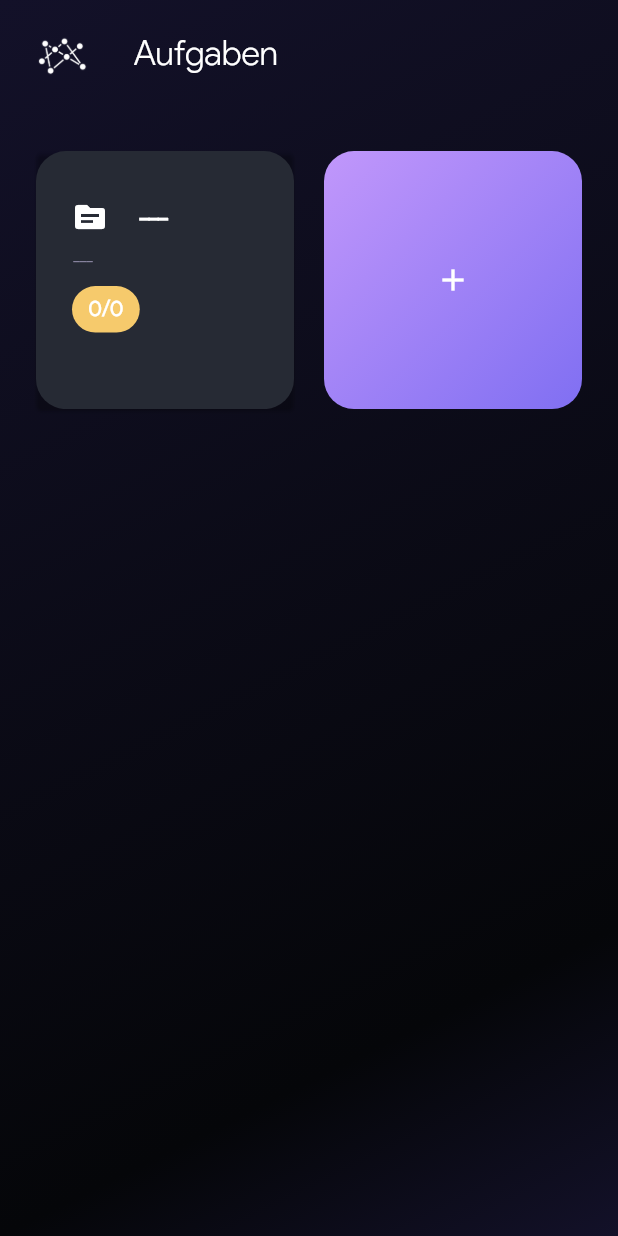
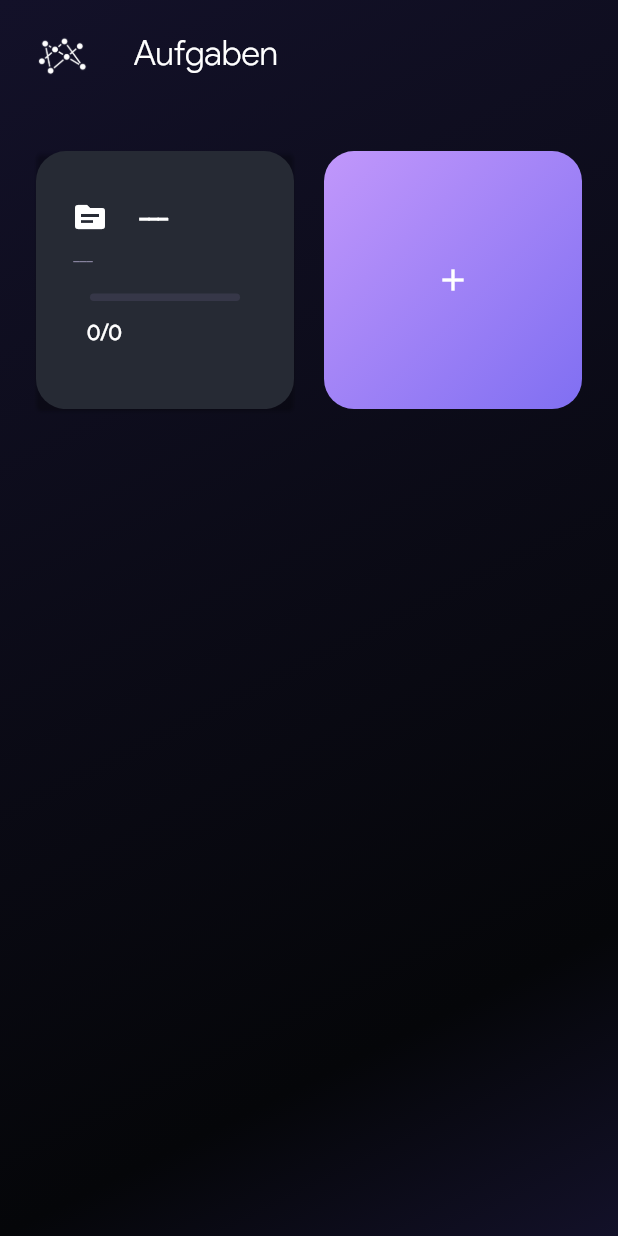
Before and after one commit to badbryany/todoapp, a Flutter app: the screen it shows after launch, after a tap on the "add" icon, on a phone screen of 412 x 824 dp. Run offline on Flutter 3.47's test engine with Material 2 defaults, Android fonts, the phone set to English and light mode, and no system bars; our stand-ins replace flutter_local_notifications, flutter_svg, shared_preferences, sqflite; accounts and stored records are empty.

Commit message:
changed design of how many tasks are done

```diff
--- a/lib/screens/homepage.dart
+++ b/lib/screens/homepage.dart
@@ -187,7 +187,7 @@ class _HomepageState extends State<Homepage> {
                         children: [
                           ...snapshot.data.map((e) {
                               return OpenContainer(
-                                closedColor: Colors.transparent,
+                                closedColor: Colors.transparent.withOpacity(0),
                                 transitionDuration: Duration(milliseconds: 250),
                                 openBuilder: (_, closeContainer) {
                                   return Taskpage(
@@ -209,6 +209,7 @@ class _HomepageState extends State<Homepage> {
                                     ),
                                   );
                                 },
+                                onClosed: (_) => setState(() {}),
                               );
                             }
                           ), // map
@@ -240,7 +241,10 @@ class _HomepageState extends State<Homepage> {
                     );
                     } else {
                       return Center(
-                        child: CircularProgressIndicator(),
+                        child: Container(
+                          width: 100,
+                          child: LinearProgressIndicator(),
+                        ),
                       );
                     }
                   },
--- a/lib/widgets.dart
+++ b/lib/widgets.dart
@@ -41,6 +41,19 @@ class _TaskCardWidgetState extends State<TaskCardWidget> {
       return Colors.green[400];
     }
     return Color(0xaa53e4df);
+  }
+
+  double whichWidth(String doneTasks) {
+    if (doneTasks.split('/')[0] == '0') {
+      return 0;
+    }
+    return (100 / int.parse(doneTasks.split('/')[1])) * int.parse(doneTasks.split('/')[0]);
+    /*if (doneTasks == '0/0') {
+      return 0;
+    }
+    if (doneTasks.split('/')[0] == doneTasks.split('/')[1]) { // 4 == 4
+      return 100;
+    }*/
   }
 
   @override
@@ -88,17 +101,49 @@ class _TaskCardWidgetState extends State<TaskCardWidget> {
             future: getToDos(this.widget.taskId),
             builder: (context, snapshot) {
               if (snapshot.connectionState == ConnectionState.done) {
-                return Container(
-                  padding: EdgeInsets.only(left: 11, right: 11, top: 7, bottom: 7),
-                  margin: EdgeInsets.only(top: 8),
-                  decoration: BoxDecoration(
-                    borderRadius: BorderRadius.circular(20),
-                    color: whichColor(snapshot.data.toString())
-                  ),
-                  child: Text(snapshot.data.toString(), style: TextStyle(fontWeight: FontWeight.bold),)
+                return Column(
+                  mainAxisAlignment: MainAxisAlignment.start,
+                  crossAxisAlignment: CrossAxisAlignment.start,
+                  children: [
+                    Center(
+                      child: Container(
+                        margin: EdgeInsets.only(top: 13),
+                        child: Stack(
+                          children: [
+                            Container(
+                              width: 100,
+                              height: 5,
+                              decoration: BoxDecoration(
+                                color: Color(0xff363748),
+                                borderRadius: BorderRadius.circular(40)
+                              ),
+                            ),
+                            Container(
+                              width: whichWidth(snapshot.data.toString()),
+                              height: 5,
+                              decoration: BoxDecoration(
+                                gradient: LinearGradient(
+                                  begin: Alignment.centerLeft,
+                                  end: Alignment.centerRight,
+                                  colors: [Color(0xff63f1b3), Color(0xffb8ffe5)]
+                                ),
+                                borderRadius: BorderRadius.circular(40)
+                              ),
+                              child: SizedBox(width: 20)
+                            ),
+                          ],
+                        ),
+                      ),
+                    ),
+                    SizedBox(height: 13),
+                    Container(
+                      margin: EdgeInsets.only(left: 10),
+                      child: Text(snapshot.data.toString(), style: TextStyle(fontWeight: FontWeight.bold))
+                    ),
+                  ],
                 );
               } else {
-                return Text('0/0', style: TextStyle(fontWeight: FontWeight.bold));
+                return LinearProgressIndicator();
               }
             },
           ),
```
